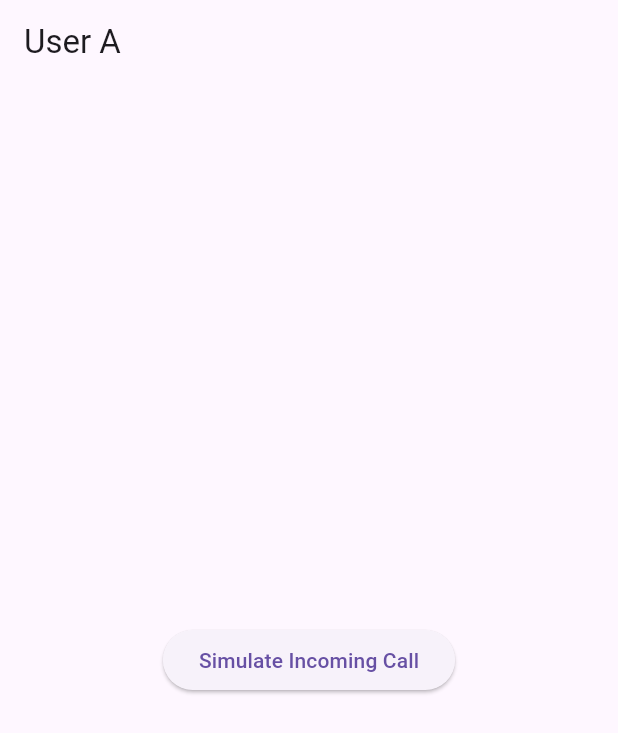
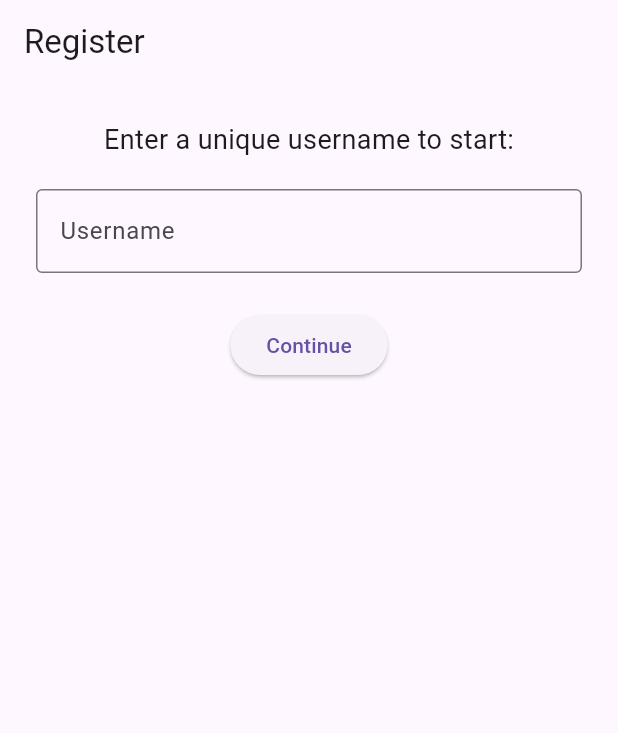
Before and after one commit to nitinc4/vc, a Flutter app: the screen it shows after launch, on a phone screen of 412 x 824 dp. Shown: the top 733 px of the screen. Run offline on Flutter 3.47's test engine with Material 3 defaults, Android fonts, the light colour scheme and no system bars; our stand-ins replace cloud_firestore, firebase_core, firebase_messaging, flutter_local_notifications, permission_handler; missing offline and left inert: agora_rtc_engine; accounts and stored records are empty.

Commit message:
feat: Add video call functionality with Agora SDK and Firebase integration
- Implemented CallScreen for handling video calls using Agora RTC Engine.
- Created HomeScreenConnected to manage user interactions and initiate calls.
- Added UserRegistrationScreen for user registration and FCM token storage.
- Integrated Firebase Firestore for user and call management.
- Implemented push notifications for incoming calls.
- Added necessary permissions for microphone and camera access.

```diff
--- a/lib/main.dart
+++ b/lib/main.dart
@@ -2,6 +2,8 @@
 import 'package:firebase_core/firebase_core.dart';
 import 'package:firebase_messaging/firebase_messaging.dart';
 import 'package:flutter_local_notifications/flutter_local_notifications.dart';
+import 'package:vc/screens/call_screen.dart';
+import 'package:vc/screens/user_registration_screen.dart';
 
 void main() async {
   WidgetsFlutterBinding.ensureInitialized();
@@ -47,9 +49,11 @@
 
     // Get FCM token
     String? token = await FirebaseMessaging.instance.getToken();
+    // ignore: avoid_print
     print('🔐 FCM Token: $token');
 
     FirebaseMessaging.onMessage.listen((message) {
+      // ignore: avoid_print
       print('📥 Foreground message: ${message.notification?.title}');
       showNotification(
         title: message.notification?.title ?? 'Call',
@@ -93,7 +97,7 @@
       title: 'Video Call App',
       navigatorKey: navigatorKey,
       debugShowCheckedModeBanner: false,
-      home: const HomeScreen(),
+      home: const UserRegistrationScreen(),
     );
   }
 }
@@ -120,31 +124,3 @@
     );
   }
 }
-
-/// Dummy call screen UI
-class CallScreen extends StatelessWidget {
-  const CallScreen({super.key});
-
-  @override
-  Widget build(BuildContext context) {
-    return Scaffold(
-      backgroundColor: Colors.black,
-      body: Center(
-        child: Column(
-          mainAxisAlignment: MainAxisAlignment.center,
-          children: [
-            const Icon(Icons.videocam, color: Colors.white, size: 100),
-            const SizedBox(height: 20),
-            const Text('In Call with User B',
-                style: TextStyle(color: Colors.white, fontSize: 24)),
-            const SizedBox(height: 30),
-            ElevatedButton(
-              onPressed: () => Navigator.pop(context),
-              child: const Text('End Call'),
-            )
-          ],
-        ),
-      ),
-    );
-  }
-}
--- /dev/null
+++ b/lib/screens/user_registration_screen.dart
@@ -0,0 +1,77 @@
+import 'package:cloud_firestore/cloud_firestore.dart';
+import 'package:firebase_messaging/firebase_messaging.dart';
+import 'package:flutter/material.dart';
+import 'package:vc/screens/home_screen_connected.dart';
+
+class UserRegistrationScreen extends StatefulWidget {
+  const UserRegistrationScreen({super.key});
+
+  @override
+  State<UserRegistrationScreen> createState() => _UserRegistrationScreenState();
+}
+
+class _UserRegistrationScreenState extends State<UserRegistrationScreen> {
+  final TextEditingController _usernameController = TextEditingController();
+  bool _isLoading = false;
+
+  Future<void> _registerUser() async {
+    final username = _usernameController.text.trim();
+    if (username.isEmpty) return;
+
+    setState(() => _isLoading = true);
+
+    try {
+      final fcmToken = await FirebaseMessaging.instance.getToken();
+
+      await FirebaseFirestore.instance.collection('users').doc(username).set({
+        'username': username,
+        'fcmToken': fcmToken,
+        'lastSeen': DateTime.now(),
+      });
+
+      Navigator.pushReplacement(
+        context,
+        MaterialPageRoute(
+          builder: (_) => HomeScreenConnected(currentUsername: username),
+        ),
+      );
+    } catch (e) {
+      ScaffoldMessenger.of(context).showSnackBar(
+        SnackBar(content: Text('Error: ${e.toString()}')),
+      );
+    } finally {
+      setState(() => _isLoading = false);
+    }
+  }
+
+  @override
+  Widget build(BuildContext context) {
+    return Scaffold(
+      appBar: AppBar(title: const Text('Register')),
+      body: Padding(
+        padding: const EdgeInsets.all(24.0),
+        child: Column(
+          children: [
+            const Text('Enter a unique username to start:',
+                style: TextStyle(fontSize: 18)),
+            const SizedBox(height: 20),
+            TextField(
+              controller: _usernameController,
+              decoration: const InputDecoration(
+                labelText: 'Username',
+                border: OutlineInputBorder(),
+              ),
+            ),
+            const SizedBox(height: 24),
+            ElevatedButton(
+              onPressed: _isLoading ? null : _registerUser,
+              child: _isLoading
+                  ? const CircularProgressIndicator()
+                  : const Text('Continue'),
+            )
+          ],
+        ),
+      ),
+    );
+  }
+}
--- a/pubspec.yaml
+++ b/pubspec.yaml
@@ -40,6 +40,9 @@ dependencies:
       ref: master
   permission_handler: ^11.0.1
   provider: ^6.1.1
+  cloud_firestore: ^4.13.5
+  http: ^1.4.0
+
 
 
   # The following adds the Cupertino Icons font to your application.
```
Also changed, not shown: lib/screens/call_screen.dart (added, +167 -0 lines), lib/screens/home_screen_connected.dart (added, +109 -0 lines), firebase.json (added), pubspec.lock, 10 other files.
